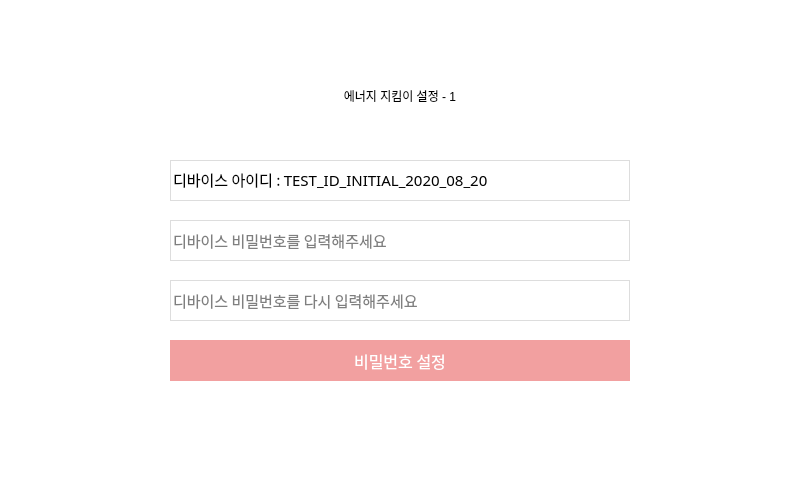
The window that designer/initial_setup.ui (dsm-change-maker/energyprotector-raspberrypi-gui) describes before a commit, drawn with Qt 5.
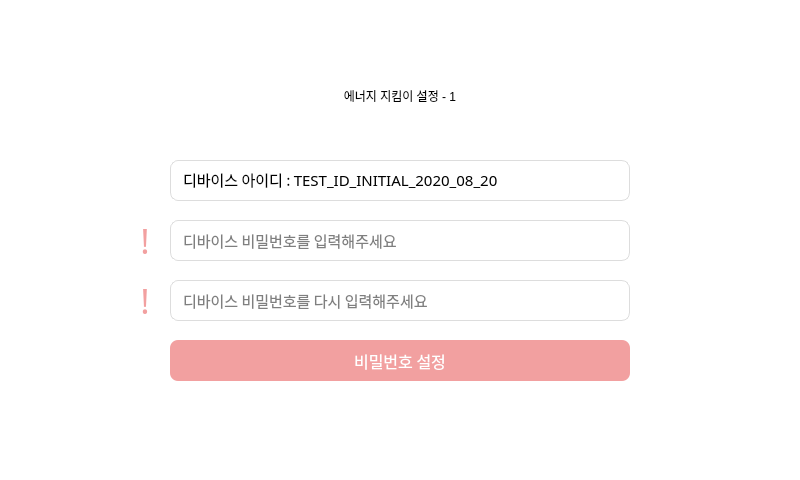
The same window after the commit. Icons and pictures are not drawn.

```diff
--- a/designer/initial_setup.ui
+++ b/designer/initial_setup.ui
@@ -103,9 +103,9 @@
      </font>
     </property>
     <property name="styleSheet">
-     <string notr="true">#idEditReadOnly {
-border: 1px solid #ddd;
-}</string>
+     <string notr="true">border: 1px solid #ddd;
+border-radius: 8%;
+padding: 0 10%;</string>
     </property>
     <property name="inputMask">
      <string/>
@@ -142,9 +142,9 @@
      </font>
     </property>
     <property name="styleSheet">
-     <string notr="true">#passwordEdit {
-border: 1px solid #ddd;
-}</string>
+     <string notr="true">border: 1px solid #ddd;
+border-radius: 8%;
+padding: 0 10%;</string>
     </property>
     <property name="inputMask">
      <string/>
@@ -181,9 +181,9 @@
      </font>
     </property>
     <property name="styleSheet">
-     <string notr="true">#passwordReEdit {
-border: 1px solid #ddd;
-}</string>
+     <string notr="true">border: 1px solid #ddd;
+border-radius: 8%;
+padding: 0 10%;</string>
     </property>
     <property name="inputMask">
      <string/>
@@ -217,16 +217,75 @@
      </font>
     </property>
     <property name="styleSheet">
-     <string notr="true">#settingButton {
-background-color:rgb(242, 160, 160);
+     <string notr="true">background-color:rgb(242, 160, 160);
 color: white;
 border: none;
-}</string>
+border-radius: 8%;</string>
     </property>
     <property name="text">
      <string>비밀번호 설정</string>
     </property>
    </widget>
+   <widget class="QLabel" name="notice_wrong_label">
+    <property name="geometry">
+     <rect>
+      <x>130</x>
+      <y>220</y>
+      <width>30</width>
+      <height>41</height>
+     </rect>
+    </property>
+    <property name="font">
+     <font>
+      <family>NanumBarunGothic</family>
+      <pointsize>26</pointsize>
+      <weight>50</weight>
+      <bold>false</bold>
+     </font>
+    </property>
+    <property name="cursor">
+     <cursorShape>ArrowCursor</cursorShape>
+    </property>
+    <property name="styleSheet">
+     <string notr="true">color: rgb(242, 160, 160);</string>
+    </property>
+    <property name="text">
+     <string>!</string>
+    </property>
+    <property name="alignment">
+     <set>Qt::AlignCenter</set>
+    </property>
+   </widget>
+   <widget class="QLabel" name="notice_wrong_label_2">
+    <property name="geometry">
+     <rect>
+      <x>130</x>
+      <y>280</y>
+      <width>30</width>
+      <height>41</height>
+     </rect>
+    </property>
+    <property name="font">
+     <font>
+      <family>NanumBarunGothic</family>
+      <pointsize>26</pointsize>
+      <weight>50</weight>
+      <bold>false</bold>
+     </font>
+    </property>
+    <property name="cursor">
+     <cursorShape>ArrowCursor</cursorShape>
+    </property>
+    <property name="styleSheet">
+     <string notr="true">color: rgb(242, 160, 160);</string>
+    </property>
+    <property name="text">
+     <string>!</string>
+    </property>
+    <property name="alignment">
+     <set>Qt::AlignCenter</set>
+    </property>
+   </widget>
   </widget>
   <widget class="QWidget" name="page_control_setting">
    <property name="styleSheet">
```
Left out of the diff: 102 changed lines with no effect on the pictures.
